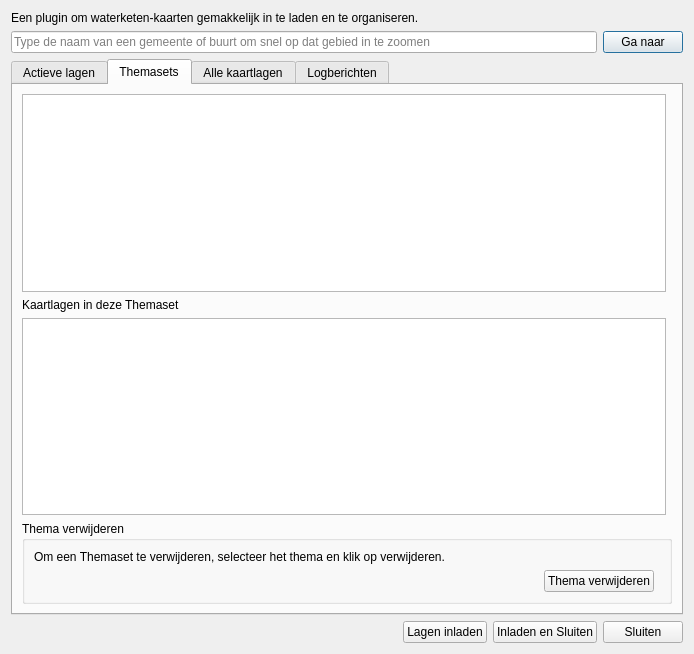
First picture: the form in nad_maps_dialog_base.ui, repository NAD-Dataplatform/NADmaps, before the edit.
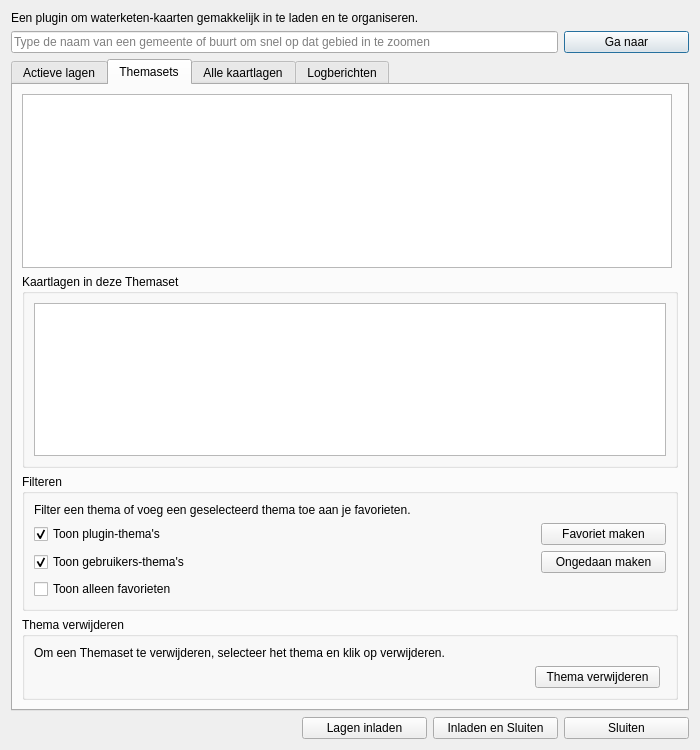
Second picture: the form after the edit. The open tabs and pages were chosen to show the change.

Patch:
```diff
--- a/nad_maps_dialog_base.ui
+++ b/nad_maps_dialog_base.ui
@@ -6,22 +6,34 @@
    <rect>
     <x>0</x>
     <y>0</y>
-    <width>694</width>
-    <height>654</height>
+    <width>700</width>
+    <height>750</height>
    </rect>
   </property>
   <property name="sizePolicy">
-   <sizepolicy hsizetype="Preferred" vsizetype="Preferred">
+   <sizepolicy hsizetype="Expanding" vsizetype="Preferred">
     <horstretch>0</horstretch>
     <verstretch>0</verstretch>
    </sizepolicy>
   </property>
+  <property name="maximumSize">
+   <size>
+    <width>1000</width>
+    <height>750</height>
+   </size>
+  </property>
   <property name="windowTitle">
    <string>NAD Waterketen Kaarten</string>
   </property>
   <layout class="QVBoxLayout" name="verticalLayout">
    <item>
     <widget class="QLabel" name="label_2">
+     <property name="sizePolicy">
+      <sizepolicy hsizetype="Preferred" vsizetype="Fixed">
+       <horstretch>0</horstretch>
+       <verstretch>0</verstretch>
+      </sizepolicy>
+     </property>
      <property name="text">
       <string>Een plugin om waterketen-kaarten gemakkelijk in te laden en te organiseren.</string>
      </property>
@@ -53,6 +65,12 @@
          <verstretch>0</verstretch>
         </sizepolicy>
        </property>
+       <property name="minimumSize">
+        <size>
+         <width>125</width>
+         <height>0</height>
+        </size>
+       </property>
        <property name="layoutDirection">
         <enum>Qt::LeftToRight</enum>
        </property>
@@ -66,7 +84,7 @@
    <item>
     <widget class="QTabWidget" name="tabWidget">
      <property name="sizePolicy">
-      <sizepolicy hsizetype="Expanding" vsizetype="Expanding">
+      <sizepolicy hsizetype="Expanding" vsizetype="Preferred">
        <horstretch>0</horstretch>
        <verstretch>0</verstretch>
       </sizepolicy>
@@ -254,24 +272,137 @@
       </attribute>
       <layout class="QGridLayout" name="gridLayoutTabStart">
        <item row="0" column="0">
-        <widget class="QTableView" name="themaView"/>
+        <widget class="QTableView" name="themaView">
+         <property name="maximumSize">
+          <size>
+           <width>16777215</width>
+           <height>180</height>
+          </size>
+         </property>
+        </widget>
        </item>
-       <item row="1" column="0">
-        <widget class="QLabel" name="label">
-         <property name="text">
+       <item row="1" column="0" colspan="2">
+        <widget class="QGroupBox" name="filterThemaGroupBox">
+         <property name="maximumSize">
+          <size>
+           <width>16777215</width>
+           <height>200</height>
+          </size>
+         </property>
+         <property name="title">
           <string>Kaartlagen in deze Themaset</string>
          </property>
+         <layout class="QGridLayout" name="gridLayoutFilterThemaGroupBox">
+          <item row="2" column="0">
+           <widget class="QTableView" name="themaMapListView">
+            <property name="maximumSize">
+             <size>
+              <width>16777215</width>
+              <height>16777215</height>
+             </size>
+            </property>
+           </widget>
+          </item>
+         </layout>
         </widget>
        </item>
-       <item row="2" column="0">
-        <widget class="QTableView" name="themaMapListView"/>
+       <item row="2" column="0" colspan="2">
+        <widget class="QGroupBox" name="filterThemaGroupBox">
+         <property name="title">
+          <string>Filteren</string>
+         </property>
+         <layout class="QGridLayout" name="gridLayoutFilterThemaGroupBox">
+          <item row="0" column="0" colspan="3">
+           <widget class="QLabel" name="styling_label">
+            <property name="text">
+             <string>Filter een thema of voeg een geselecteerd thema toe aan je favorieten.</string>
+            </property>
+            <property name="textFormat">
+             <enum>Qt::PlainText</enum>
+            </property>
+            <property name="scaledContents">
+             <bool>false</bool>
+            </property>
+            <property name="wordWrap">
+             <bool>true</bool>
+            </property>
+           </widget>
+          </item>
+          <item row="1" column="0">
+           <widget class="QCheckBox" name="pluginThemaCheckBox">
+            <property name="text">
+             <string>Toon plugin-thema's</string>
+            </property>
+            <property name="checked">
+             <bool>true</bool>
+            </property>
+           </widget>
+          </item>
+          <item row="2" column="0">
+           <widget class="QCheckBox" name="userThemaCheckBox">
+            <property name="text">
+             <string>Toon gebruikers-thema's</string>
+            </property>
+            <property name="checked">
+             <bool>true</bool>
+            </property>
+           </widget>
+          </item>
+          <item row="3" column="0">
+           <widget class="QCheckBox" name="favoriteThemaCheckBox">
+            <property name="text">
+             <string>Toon alleen favorieten</string>
+            </property>
+           </widget>
+          </item>
+          <item row="1" column="1">
+           <spacer name="horizontalSpacer">
+            <property name="orientation">
+             <enum>Qt::Horizontal</enum>
+            </property>
+            <property name="sizeHint" stdset="0">
+             <size>
+              <width>40</width>
+              <height>20</height>
+             </size>
+            </property>
+           </spacer>
+          </item>
+          <item row="1" column="2">
+           <widget class="QPushButton" name="favoriteThemaButton">
+            <property name="minimumSize">
+             <size>
+              <width>125</width>
+              <height>0</height>
+             </size>
+            </property>
+            <property name="text">
+             <string>Favoriet maken</string>
+            </property>
+           </widget>
+          </item>
+          <item row="2" column="2">
+           <widget class="QPushButton" name="unfavoriteThemaButton">
+            <property name="minimumSize">
+             <size>
+              <width>125</width>
+              <height>0</height>
+             </size>
+            </property>
+            <property name="text">
+             <string>Ongedaan maken</string>
+            </property>
+           </widget>
+          </item>
+         </layout>
+        </widget>
        </item>
        <item row="3" column="0" colspan="2">
-        <widget class="QGroupBox" name="stylingGroupBox">
+        <widget class="QGroupBox" name="deletaThemaGroupBox">
          <property name="title">
           <string>Thema verwijderen</string>
          </property>
-         <layout class="QGridLayout" name="gridLayoutStylingGroupBox">
+         <layout class="QGridLayout" name="gridLayoutDeleteThemaGroupBox">
           <item row="0" column="0" colspan="3">
            <widget class="QLabel" name="styling_label">
             <property name="text">
@@ -309,6 +440,12 @@
               <verstretch>0</verstretch>
              </sizepolicy>
             </property>
+            <property name="minimumSize">
+             <size>
+              <width>125</width>
+              <height>0</height>
+             </size>
+            </property>
             <property name="text">
              <string>Thema verwijderen</string>
             </property>
@@ -402,6 +539,12 @@
          <verstretch>0</verstretch>
         </sizepolicy>
        </property>
+       <property name="minimumSize">
+        <size>
+         <width>125</width>
+         <height>0</height>
+        </size>
+       </property>
        <property name="text">
         <string>Lagen inladen</string>
        </property>
@@ -415,6 +558,12 @@
          <verstretch>0</verstretch>
         </sizepolicy>
        </property>
+       <property name="minimumSize">
+        <size>
+         <width>125</width>
+         <height>0</height>
+        </size>
+       </property>
        <property name="text">
         <string>Inladen en Sluiten</string>
        </property>
@@ -428,6 +577,12 @@
          <verstretch>0</verstretch>
         </sizepolicy>
        </property>
+       <property name="minimumSize">
+        <size>
+         <width>125</width>
+         <height>0</height>
+        </size>
+       </property>
        <property name="text">
         <string>Sluiten</string>
        </property>
```
Left out of the diff: 63 changed lines with no effect on the pictures.
